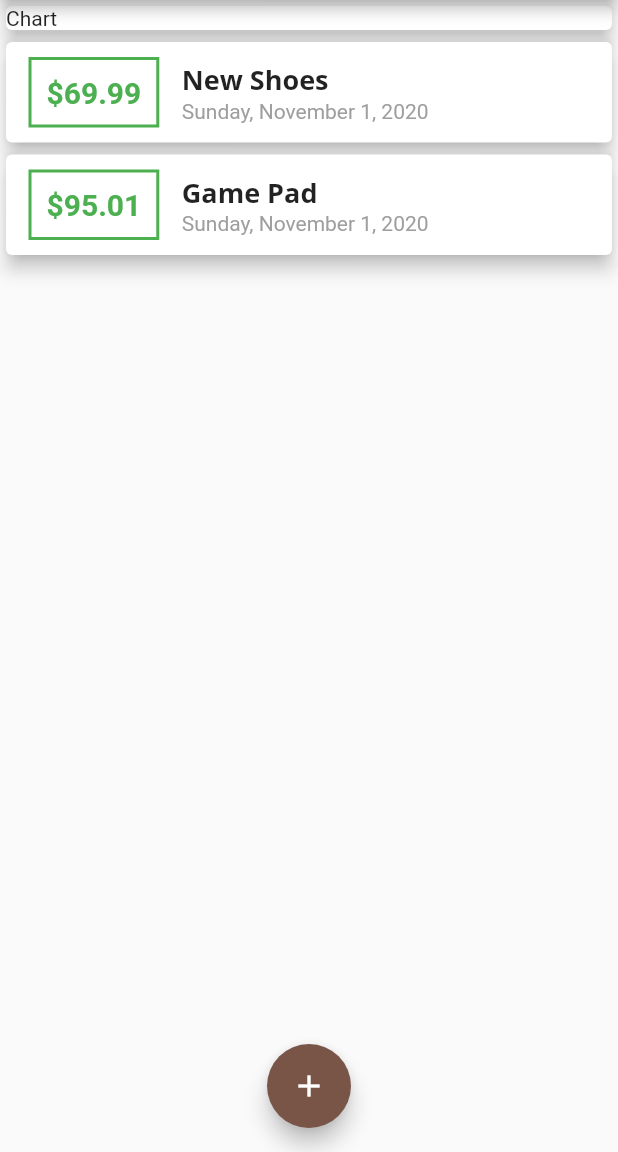
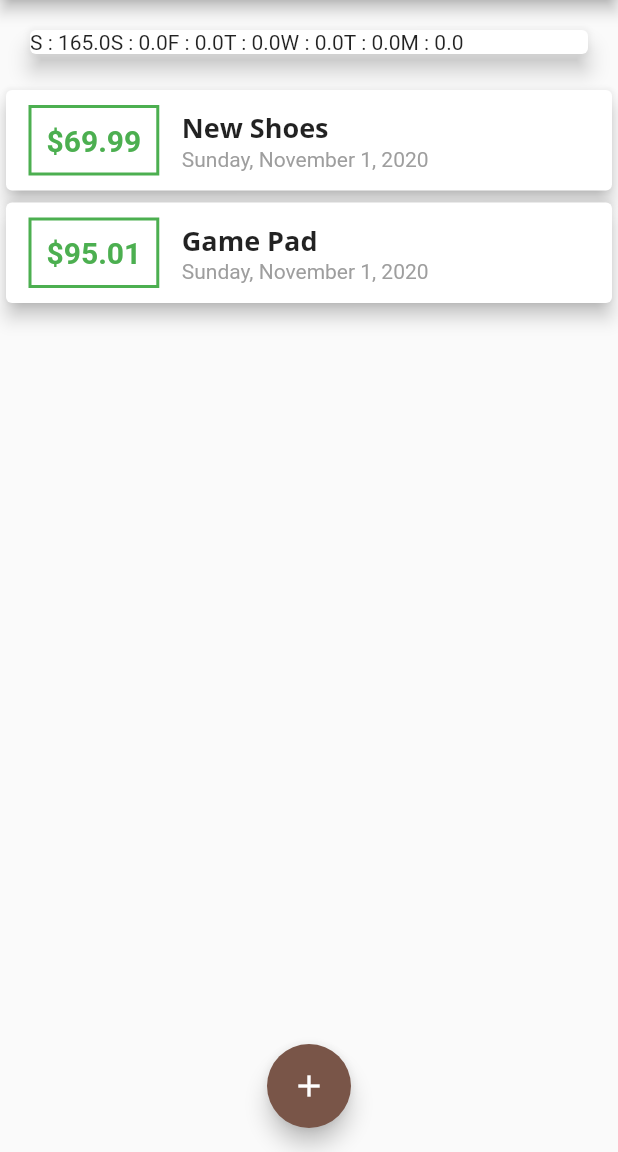
Before and after one commit to BoodynX/UT2PersonalFinanse, a Flutter app: the screen it shows after launch, on a phone screen of 412 x 824 dp, the part 84-1236 px from its top. Run offline on Flutter 3.47's test engine with Material 2 defaults, Android fonts, the phone set to English and light mode, and no system bars.

Commit message:
feat: text chart implementation (lesson 100)

```diff
--- a/lib/main.dart
+++ b/lib/main.dart
@@ -1,6 +1,7 @@
 import 'package:flutter/material.dart';
 
 import 'models/transaction.dart';
+import 'widgets/chart.dart';
 import 'widgets/transaction_list.dart';
 import 'widgets/new_transactions.dart';
 
@@ -58,6 +59,13 @@ class _MyHomePageState extends State<MyHomePage> {
     ),
   ];
 
+  List<Transaction> get _recentTransactions {
+    return _userTransactions.where((transaction) {
+      return transaction.date
+          .isAfter(DateTime.now().subtract(Duration(days: 7)));
+    }).toList();
+  }
+
   @override
   Widget build(BuildContext context) {
     return Scaffold(
@@ -76,13 +84,7 @@ class _MyHomePageState extends State<MyHomePage> {
           crossAxisAlignment: CrossAxisAlignment.stretch,
           children: <Widget>[
             /////////// CHART
-            Container(
-              width: double.infinity,
-              child: Card(
-                child: Text('Chart'),
-                elevation: 5,
-              ),
-            ),
+            Chart(_recentTransactions),
             TransactionList(_userTransactions),
           ],
         ),
--- /dev/null
+++ b/lib/widgets/chart.dart
@@ -0,0 +1,48 @@
+import 'package:flutter/material.dart';
+import 'package:intl/intl.dart';
+
+import '../models/transaction.dart';
+
+class Chart extends StatelessWidget {
+  final List<Transaction> recentTransactions;
+
+  Chart(this.recentTransactions);
+
+  List<Map<String, Object>> get groupedTransactionValues {
+    var weekDays = 7;
+    return List.generate(weekDays, (index) {
+      final weekDay = DateTime.now().subtract(Duration(days: index));
+      var totalSum = 0.0;
+
+      for (var i = 0; i < recentTransactions.length; i++) {
+        if (recentTransactions[i].date.day == weekDay.day &&
+            recentTransactions[i].date.month == weekDay.month &&
+            recentTransactions[i].date.year == weekDay.year) {
+          totalSum += recentTransactions[i].amount;
+        }
+      }
+
+      print(DateFormat.E().format(weekDay));
+      print(totalSum);
+
+      return {
+        'day': DateFormat.E().format(weekDay).substring(0, 1),
+        'amount': totalSum,
+      };
+    });
+  }
+
+  @override
+  Widget build(BuildContext context) {
+    print(groupedTransactionValues);
+    return Card(
+      elevation: 6,
+      margin: EdgeInsets.all(20),
+      child: Row(
+        children: groupedTransactionValues.map((data) {
+          return Text('${data['day']} : ${data['amount']}');
+        }).toList(),
+      ),
+    );
+  }
+}
```
Lines whose indentation alone changed are shown as unchanged.
